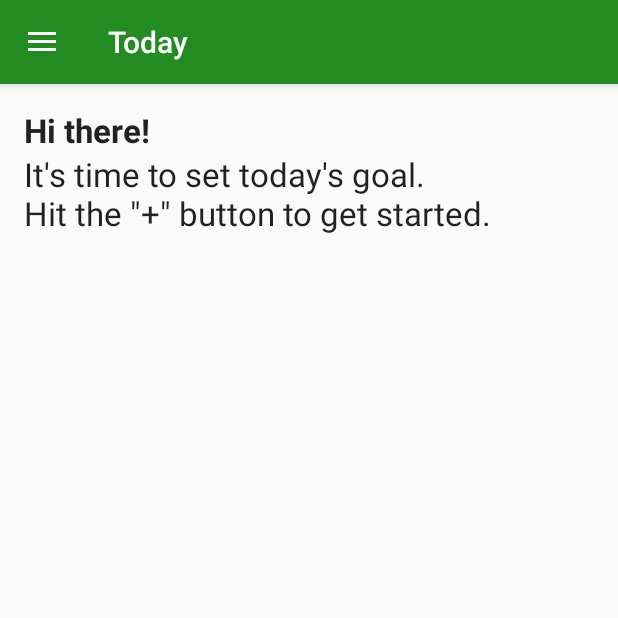
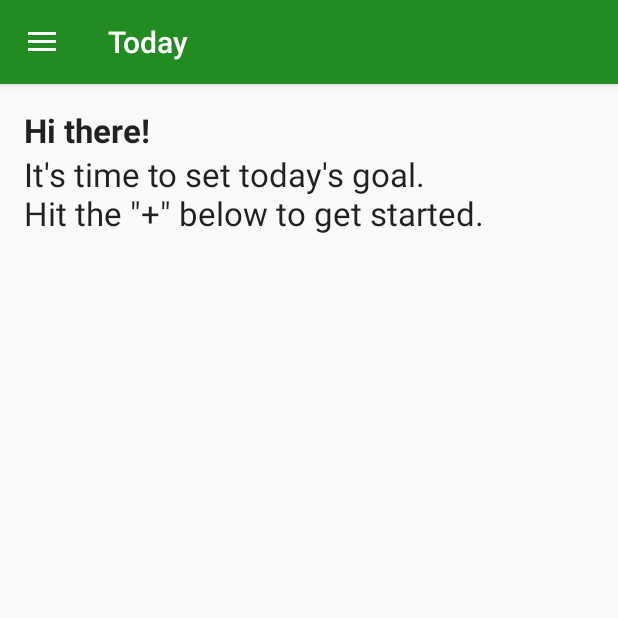
Before and after one commit to mattdietrich/Achieved, an Android app: the screen it shows after launch (MainActivity), after a tap on an icon or button, on a phone screen of 412 x 824 dp, the top half of it. Run offline under Robolectric (Android 15) with nearby library versions, the phone set to English and light mode, and no system bars.

Commit message:
Small string change

```diff
--- a/app/src/main/res/values/strings.xml
+++ b/app/src/main/res/values/strings.xml
@@ -10,7 +10,7 @@
     <string name="action_example">Example action</string>
     <string name="action_settings">Settings</string>
     <string name="no_goal_title">Hi there!</string>
-    <string name="no_goal_message">It\'s time to set today\'s goal.\nHit the \"+\" button to get started.</string>
+    <string name="no_goal_message">It\'s time to set today\'s goal.\nHit the \"+\" below to get started.</string>
     <string name="no_achievements_title">Ooops!</string>
     <string name="no_achievements_message">No saved achievements found.\nGo to \"Today\" to start achieving.</string>
     <string name="hello_blank_fragment">Hello blank fragment</string>
```
